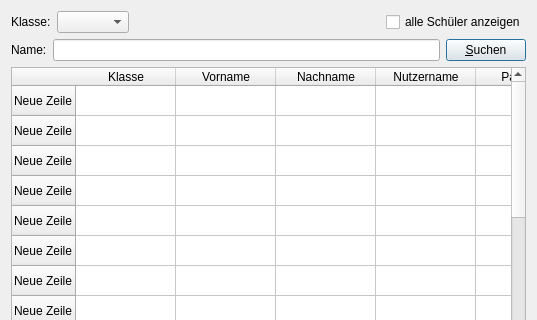
First picture: the form in sfinder/maindlg.ui, repository cniehaus/biotools, before the edit; both pictures show x 0 to 537 and y 0 to 320 of the 537 by 495 pixel window.
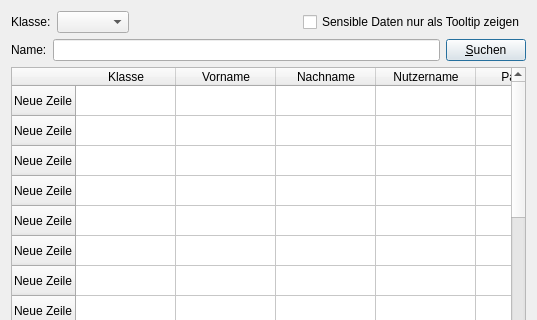
Second picture: the form after the edit.

Commit message: EIniges passiert, die Zellen haben nun einen Tooltip, werden richtig befüllt, man kann informationen verdecken und und und

The edit to the form file:
```diff
--- a/sfinder/maindlg.ui
+++ b/sfinder/maindlg.ui
@@ -39,7 +39,7 @@
    <item row="0" column="3" >
     <widget class="QCheckBox" name="checkBox" >
      <property name="text" >
-      <string>alle Schüler anzeigen</string>
+      <string>Sensible Daten nur als Tooltip zeigen</string>
      </property>
     </widget>
    </item>
```
Left out of the diff: 2 changed lines with no effect on the pictures. The commit also changes 2 other files.
